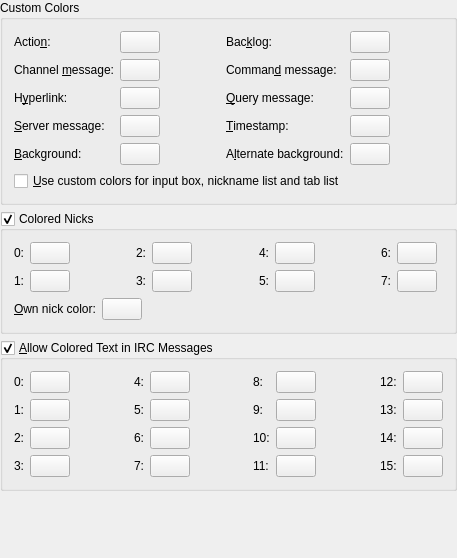
Qt form src/config/colorsappearance_config.ui (KDE/konversation) before a commit.
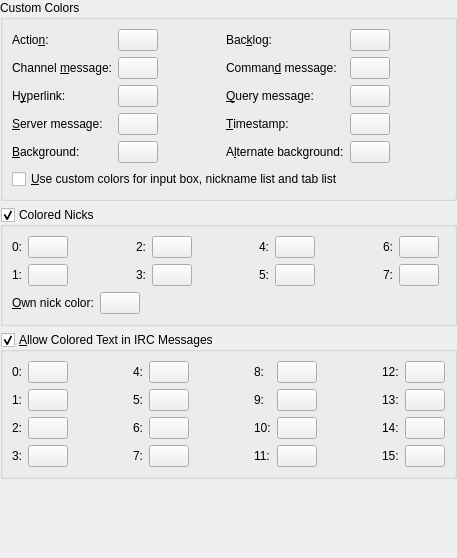
The same form after that commit. Custom widgets are drawn as their Qt base class.

Commit message: Remove outdated <layoutdefault> from UI files

```diff
--- a/src/config/colorsappearance_config.ui
+++ b/src/config/colorsappearance_config.ui
@@ -1259,7 +1259,6 @@
    </item>
   </layout>
  </widget>
- <layoutdefault spacing="6" margin="11" />
  <customwidgets>
   <customwidget>
    <class>KColorButton</class>
```
The commit also changes 19 other files.
